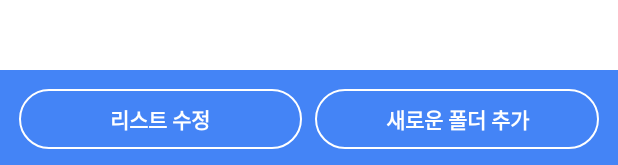
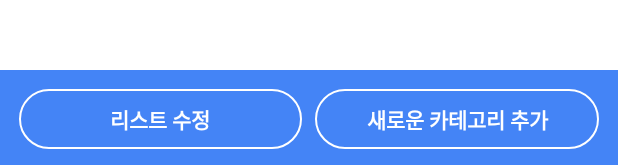
Before and after one commit to buddman1208/Safood, an Android app: the layout main_safood.xml on its own in the app's theme, with its tools: preview values and no code run, on a phone screen of 412 x 824 dp. Shown: the part 1068-1233 px from the top of the screen. Run offline under Robolectric (Android 15) with nearby library versions, the phone set to English and light mode, and no system bars.

```diff
--- a/app/src/main/res/layout/main_safood.xml
+++ b/app/src/main/res/layout/main_safood.xml
@@ -1,7 +1,8 @@
 <layout xmlns:android="http://schemas.android.com/apk/res/android"
     xmlns:app="http://schemas.android.com/apk/res-auto">
 
-    <RelativeLayout
+    <LinearLayout
+        android:orientation="vertical"
         android:layout_width="match_parent"
         android:layout_height="match_parent">
 
@@ -9,9 +10,9 @@
             android:id="@+id/mainExpandableListView"
             android:layout_width="match_parent"
             android:layout_height="match_parent"
-            android:layout_marginBottom="60dp"
             android:background="#FFF"
             android:divider="@null"
+            android:layout_weight="1"
             android:fitsSystemWindows="true"
             android:groupIndicator="@null" />
         <LinearLayout
@@ -43,9 +44,9 @@
                 android:layout_weight="1"
                 android:paddingBottom="10dp"
                 android:paddingTop="10dp"
-                android:text="새로운 폴더 추가"
+                android:text="새로운 카테고리 추가"
                 android:textStyle="bold"
                 app:themeColor="#FFF" />
         </LinearLayout>
-    </RelativeLayout>
+    </LinearLayout>
 </layout>
```
Also changed, not shown: app/src/main/java/kr/edcan/safood/activity/MainActivity.java (+2 -5 lines), app/src/main/res/layout/main_groupmemo.xml (+19 -15 lines).
